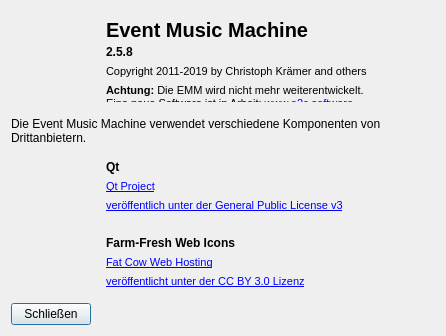
Before: the Qt Designer form view/aboutdialog.ui in m2otech/emm, drawn with Qt 5.
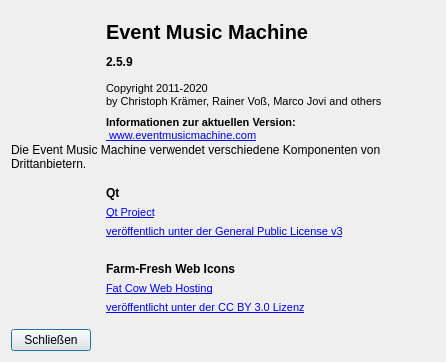
After: the same form once the commit is applied. Icons and pictures are not drawn.

Commit message: Updated version, copyright notice and link

What changed in the file:
```diff
--- a/view/aboutdialog.ui
+++ b/view/aboutdialog.ui
@@ -7,7 +7,7 @@
     <x>0</x>
     <y>0</y>
     <width>446</width>
-    <height>336</height>
+    <height>362</height>
    </rect>
   </property>
   <property name="windowTitle">
@@ -63,6 +63,18 @@
    </item>
    <item row="0" column="1">
     <widget class="QWidget" name="widget" native="true">
+     <property name="sizePolicy">
+      <sizepolicy hsizetype="Preferred" vsizetype="MinimumExpanding">
+       <horstretch>0</horstretch>
+       <verstretch>0</verstretch>
+      </sizepolicy>
+     </property>
+     <property name="minimumSize">
+      <size>
+       <width>0</width>
+       <height>140</height>
+      </size>
+     </property>
      <layout class="QVBoxLayout" name="verticalLayout">
       <item>
        <widget class="QLabel" name="label_2">
@@ -82,18 +94,24 @@
 font-size:12px;</string>
         </property>
         <property name="text">
-         <string notr="true">2.5.8</string>
+         <string notr="true">2.5.9</string>
         </property>
        </widget>
       </item>
       <item>
        <widget class="QLabel" name="label_4">
+        <property name="minimumSize">
+         <size>
+          <width>0</width>
+          <height>30</height>
+         </size>
+        </property>
         <property name="text">
          <string notr="true">&lt;!DOCTYPE HTML PUBLIC &quot;-//W3C//DTD HTML 4.0//EN&quot; &quot;http://www.w3.org/TR/REC-html40/strict.dtd&quot;&gt;
 &lt;html&gt;&lt;head&gt;&lt;meta name=&quot;qrichtext&quot; content=&quot;1&quot; /&gt;&lt;style type=&quot;text/css&quot;&gt;
 p, li { white-space: pre-wrap; }
 &lt;/style&gt;&lt;/head&gt;&lt;body style=&quot; font-family:'MS Shell Dlg 2'; font-size:8pt; font-weight:400; font-style:normal;&quot;&gt;
-&lt;p style=&quot; margin-top:0px; margin-bottom:0px; margin-left:0px; margin-right:0px; -qt-block-indent:0; text-indent:0px;&quot;&gt;Copyright 2011-2019 by Christoph Krämer and others&lt;/p&gt;&lt;/body&gt;&lt;/html&gt;</string>
+&lt;p style=&quot; margin-top:0px; margin-bottom:0px; margin-left:0px; margin-right:0px; -qt-block-indent:0; text-indent:0px;&quot;&gt;Copyright 2011-2020&lt;br /&gt;by Christoph Krämer, Rainer Voß, Marco Jovi and others&lt;/p&gt;&lt;/body&gt;&lt;/html&gt;</string>
         </property>
        </widget>
       </item>
@@ -105,12 +123,18 @@
           <verstretch>0</verstretch>
          </sizepolicy>
         </property>
+        <property name="minimumSize">
+         <size>
+          <width>0</width>
+          <height>25</height>
+         </size>
+        </property>
         <property name="text">
          <string>&lt;!DOCTYPE HTML PUBLIC &quot;-//W3C//DTD HTML 4.0//EN&quot; &quot;http://www.w3.org/TR/REC-html40/strict.dtd&quot;&gt;
 &lt;html&gt;&lt;head&gt;&lt;meta name=&quot;qrichtext&quot; content=&quot;1&quot; /&gt;&lt;style type=&quot;text/css&quot;&gt;
 p, li { white-space: pre-wrap; }
 &lt;/style&gt;&lt;/head&gt;&lt;body style=&quot; font-family:'MS Shell Dlg 2'; font-size:8pt; font-weight:400; font-style:normal;&quot;&gt;
-&lt;p style=&quot; margin-top:0px; margin-bottom:0px; margin-left:0px; margin-right:0px; -qt-block-indent:0; text-indent:0px;&quot;&gt;&lt;span style=&quot; font-size:8.25pt;&quot;&gt;&lt;b&gt;Achtung: &lt;/b&gt;Die EMM wird nicht mehr weiterentwickelt.&lt;br /&gt;Eine neue Software ist in Arbeit: &lt;/span&gt;&lt;a href=&quot;www.e2c.software&quot;&gt;&lt;span style=&quot; text-decoration: underline; color:#0000ff;&quot;&gt;www.e2c.software&lt;/span&gt;&lt;/a&gt;&lt;span style=&quot; font-size:8.25pt;&quot;&gt;&lt;/span&gt;&lt;/p&gt;&lt;/body&gt;&lt;/html&gt;</string>
+&lt;p style=&quot; margin-top:0px; margin-bottom:0px; margin-left:0px; margin-right:0px; -qt-block-indent:0; text-indent:0px;&quot;&gt;&lt;span style=&quot; font-size:8.25pt;&quot;&gt;&lt;b&gt;Informationen zur aktuellen Version:&lt;/b&gt;&lt;br /&gt;&lt;/span&gt;&lt;a href=&quot; www.eventmusicmachine.com&quot;&gt;&lt;span style=&quot; text-decoration: underline; color:#0000ff;&quot;&gt; www.eventmusicmachine.com&lt;/span&gt;&lt;/a&gt;&lt;span style=&quot; font-size:8.25pt;&quot;&gt;&lt;/span&gt;&lt;/p&gt;&lt;/body&gt;&lt;/html&gt;</string>
         </property>
         <property name="alignment">
          <set>Qt::AlignLeading|Qt::AlignLeft|Qt::AlignVCenter</set>
```
Left out of the diff: 34 changed lines with no effect on the pictures.
